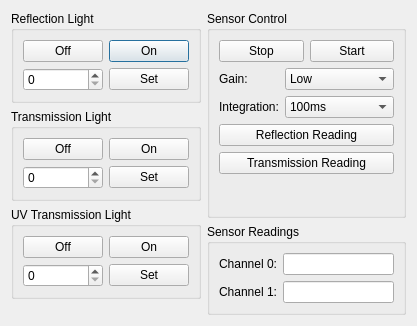
Above: software/desktop/src/remotecontroldialog.ui from dektronics/printalyzer-uvdensitometer before the change. Below: the same form after it.
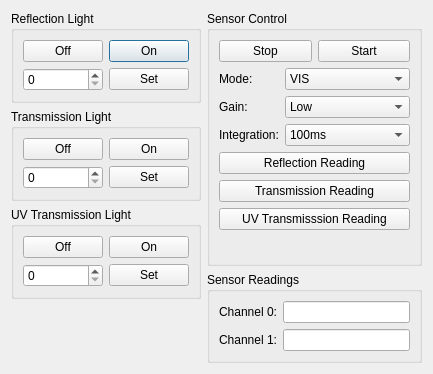
That is the form after the change.

Diff of the .ui file:
```diff
--- a/software/desktop/src/remotecontroldialog.ui
+++ b/software/desktop/src/remotecontroldialog.ui
@@ -6,8 +6,8 @@
    <rect>
     <x>0</x>
     <y>0</y>
-    <width>417</width>
-    <height>326</height>
+    <width>433</width>
+    <height>374</height>
    </rect>
   </property>
   <property name="windowTitle">
@@ -168,14 +168,14 @@
       </item>
       <item>
        <layout class="QFormLayout" name="formLayout">
-        <item row="0" column="0">
+        <item row="1" column="0">
          <widget class="QLabel" name="gainLabel">
           <property name="text">
            <string>Gain:</string>
           </property>
          </widget>
         </item>
-        <item row="0" column="1">
+        <item row="1" column="1">
          <widget class="QComboBox" name="gainComboBox">
           <item>
            <property name="text">
@@ -199,14 +199,14 @@
           </item>
          </widget>
         </item>
-        <item row="1" column="0">
+        <item row="2" column="0">
          <widget class="QLabel" name="intLabel">
           <property name="text">
            <string>Integration:</string>
           </property>
          </widget>
         </item>
-        <item row="1" column="1">
+        <item row="2" column="1">
          <widget class="QComboBox" name="intComboBox">
           <item>
            <property name="text">
@@ -240,6 +240,35 @@
           </item>
          </widget>
         </item>
+        <item row="0" column="0">
+         <widget class="QLabel" name="modeLabel">
+          <property name="text">
+           <string>Mode:</string>
+          </property>
+         </widget>
+        </item>
+        <item row="0" column="1">
+         <widget class="QComboBox" name="modeComboBox">
+          <property name="currentIndex">
+           <number>1</number>
+          </property>
+          <item>
+           <property name="text">
+            <string>Default</string>
+           </property>
+          </item>
+          <item>
+           <property name="text">
+            <string>VIS</string>
+           </property>
+          </item>
+          <item>
+           <property name="text">
+            <string>UV</string>
+           </property>
+          </item>
+         </widget>
+        </item>
        </layout>
       </item>
       <item>
@@ -256,6 +285,13 @@
         </property>
        </widget>
       </item>
+      <item>
+       <widget class="QPushButton" name="tranUvReadPushButton">
+        <property name="text">
+         <string>UV Transmisssion Reading</string>
+        </property>
+       </widget>
+      </item>
       <item>
        <spacer name="verticalSpacer">
         <property name="orientation">
```
